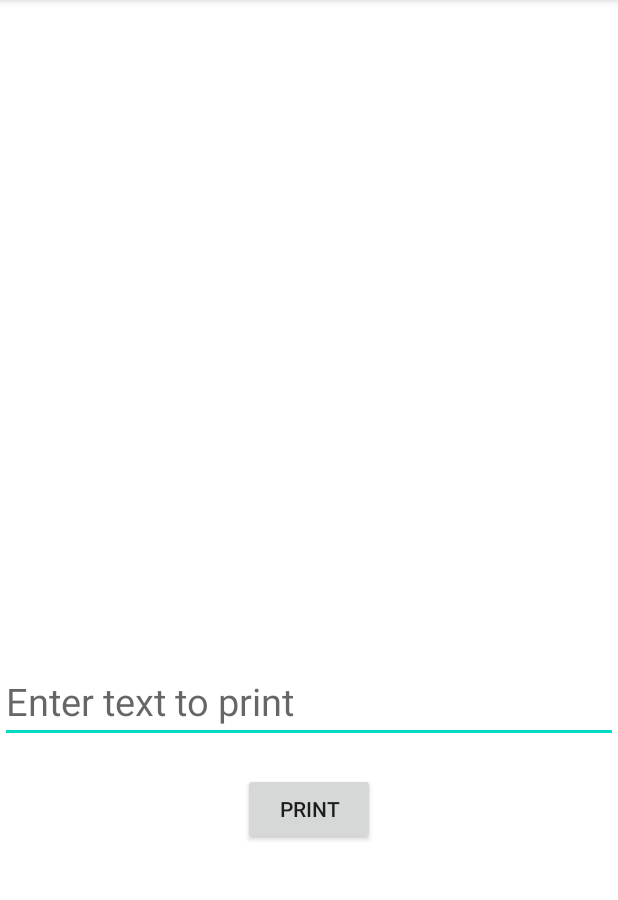
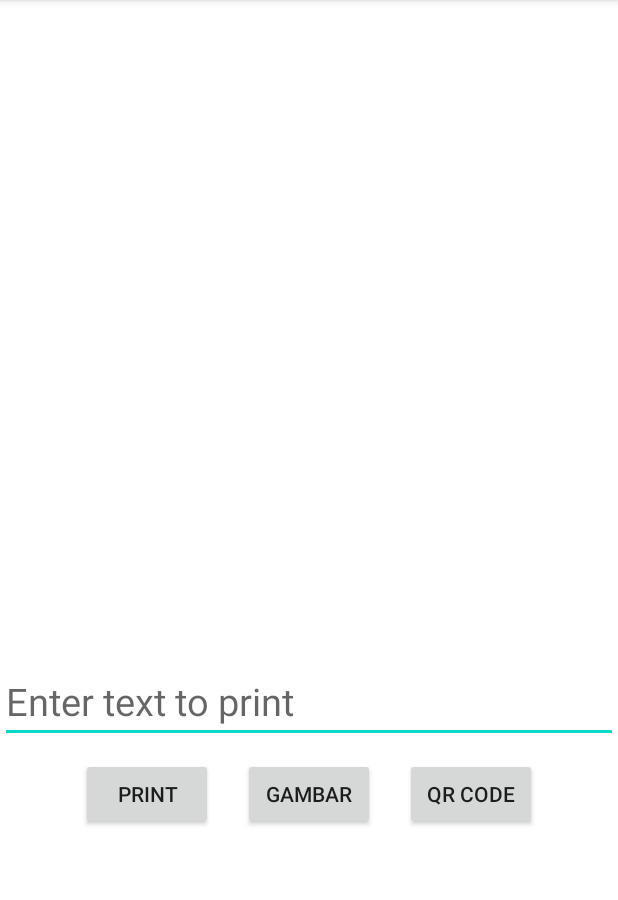
Before and after one commit to dewaasmara589/GetBasicUSBPrinter, an Android app: the screen it shows after launch (MainActivity), on a phone screen of 412 x 824 dp, the part 84-984 px from its top. Run offline under Robolectric (Android 15) with nearby library versions, the phone set to English and light mode, and no system bars; libraries missing offline, so code that uses them is left out: com.dantsu.escposprinter.

Commit message:
Add print Image and Qr Code

```diff
--- a/app/build.gradle
+++ b/app/build.gradle
@@ -33,6 +33,9 @@ dependencies {
     implementation 'androidx.appcompat:appcompat:1.6.1'
     implementation 'com.google.android.material:material:1.9.0'
     implementation 'androidx.constraintlayout:constraintlayout:2.1.4'
+
+    implementation 'com.github.DantSu:ESCPOS-ThermalPrinter-Android:3.0.0'
+
     testImplementation 'junit:junit:4.13.2'
     androidTestImplementation 'androidx.test.ext:junit:1.1.5'
     androidTestImplementation 'androidx.test.espresso:espresso-core:3.5.1'
--- a/app/src/main/res/layout/activity_main.xml
+++ b/app/src/main/res/layout/activity_main.xml
@@ -22,12 +22,36 @@
         android:textSize="25dp"
         android:hint="Enter text to print" />
 
-    <Button
-        android:id="@+id/print"
-        android:layout_width="wrap_content"
+    <LinearLayout
+        android:layout_width="match_parent"
         android:layout_height="wrap_content"
-        android:layout_gravity="center"
-        android:layout_marginTop="20dp"
-        android:text="print" />
+        android:orientation="horizontal"
+        android:gravity="center"
+        android:layout_marginTop="10dp">
+
+        <Button
+            android:id="@+id/print"
+            android:layout_width="wrap_content"
+            android:layout_height="wrap_content"
+            android:layout_gravity="center"
+            android:text="print"
+            android:layout_marginEnd="20dp"/>
+
+        <Button
+            android:id="@+id/printGambar"
+            android:layout_width="wrap_content"
+            android:layout_height="wrap_content"
+            android:layout_gravity="center"
+            android:text="Gambar"
+            android:layout_marginEnd="20dp"/>
+
+        <Button
+            android:id="@+id/printQRCode"
+            android:layout_width="wrap_content"
+            android:layout_height="wrap_content"
+            android:layout_gravity="center"
+            android:text="QR Code" />
+
+    </LinearLayout>
 
 </LinearLayout>
--- a/settings.gradle
+++ b/settings.gradle
@@ -10,6 +10,7 @@ dependencyResolutionManagement {
     repositories {
         google()
         mavenCentral()
+        maven { url 'https://jitpack.io' }
     }
 }
 rootProject.name = "TestUSBPrint"
```
Also changed, not shown: app/src/main/java/com/alfastore/testusbprint/MainActivity.java (+124 -6 lines).
